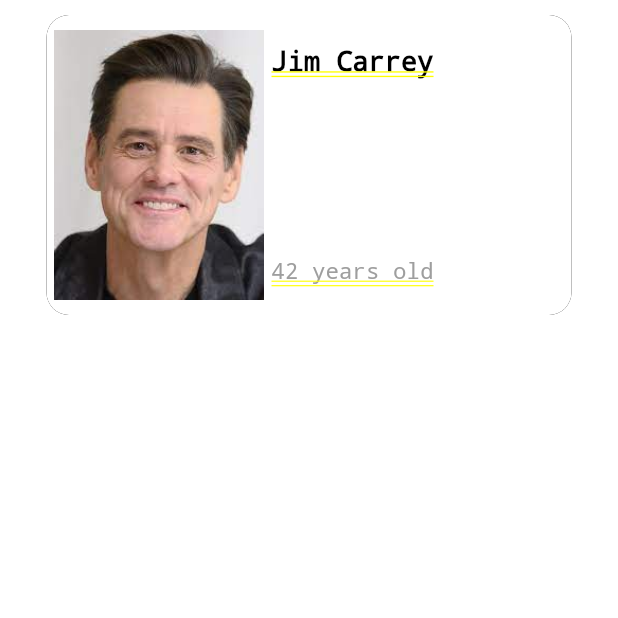
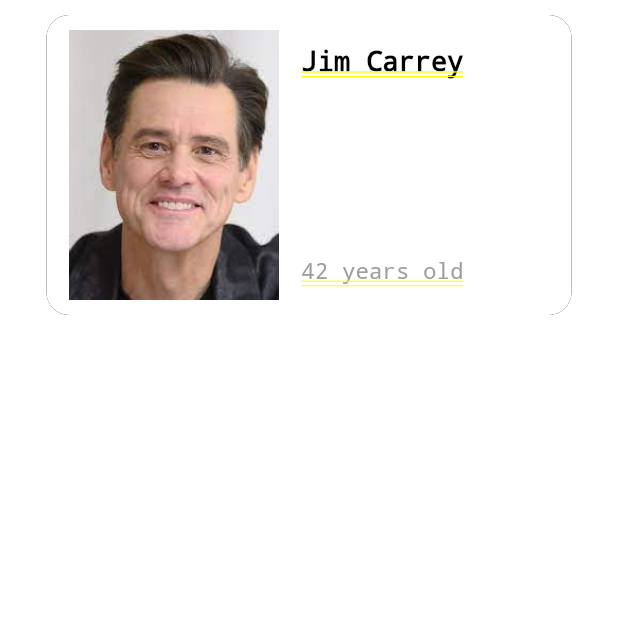
Before and after one commit to Danny-bit-ux/New_screen, a Flutter app: the CardProfile screen opened directly, on a phone screen of 412 x 824 dp, the top half of it. Run offline on Flutter 3.47's test engine with Material 2 defaults, Android fonts, the phone set to English and light mode, and no system bars.

Commit message:
изменения

```diff
--- a/lib/components_profile/card_profile.dart
+++ b/lib/components_profile/card_profile.dart
@@ -10,10 +10,12 @@ class CardProfile extends StatelessWidget {
 
   @override
   Widget build(BuildContext context) {
-    return Column(
+    return SafeArea(
+      child: Column(
         children: <Widget>[
           buildPadding(context),
         ],
+      ),
     );
   }
 
@@ -34,7 +36,9 @@ class CardProfile extends StatelessWidget {
         ),
         child: Row(
           children: <Widget>[
-            GestureDetector(
+            Padding(
+              padding: const EdgeInsets.all(10.0),
+              child: GestureDetector(
                 onTap: () => _fullImagePage(context, index.toString()),
                 child: Hero(
                   tag: index.toString(),
@@ -46,6 +50,7 @@ class CardProfile extends StatelessWidget {
                     ),
                     child: Image.asset(
                       'asset/images/image.jpg',
+                    ),
                   ),
                 ),
               ),
@@ -84,7 +89,7 @@ class CardProfile extends StatelessWidget {
       builder: (ctx) => Scaffold(
         appBar: AppBar(
           backgroundColor: Color(0xFFFFFF1),
-          title: Text('Big Image'),
+          title: Text('My Avatar'),
         ),
         body: Center(
           child: Column(
```
Also changed, not shown: lib/components/screens/elements/invisible_app_bar.dart (+11 -1 lines). Lines whose indentation alone changed are shown as unchanged.
